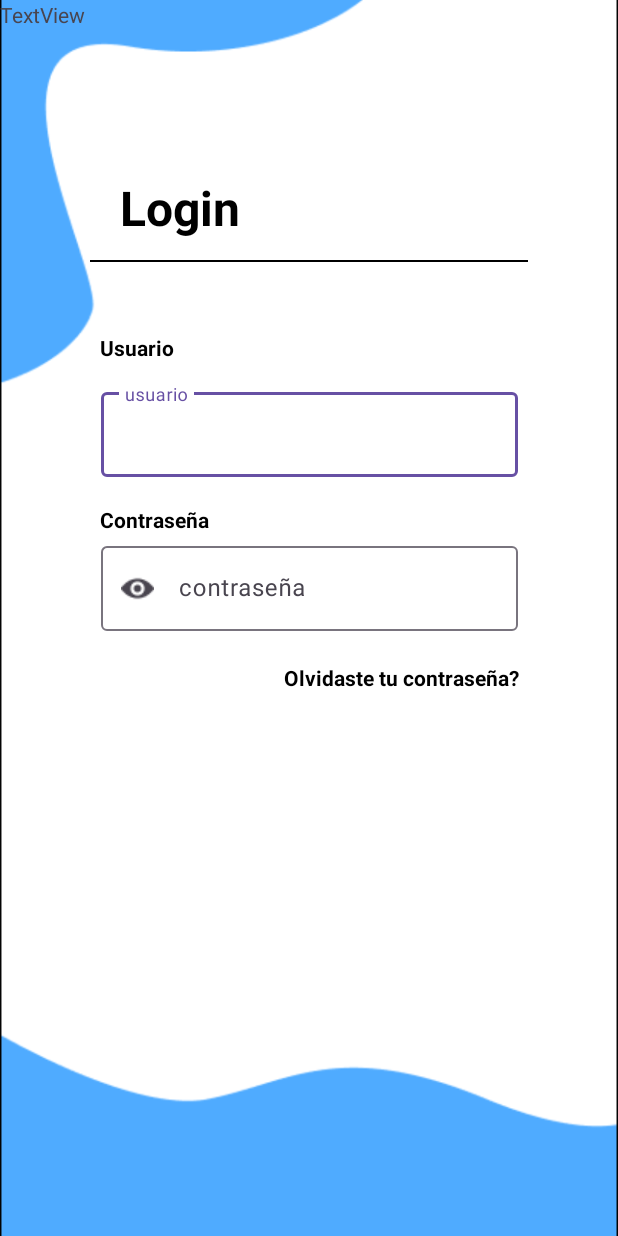
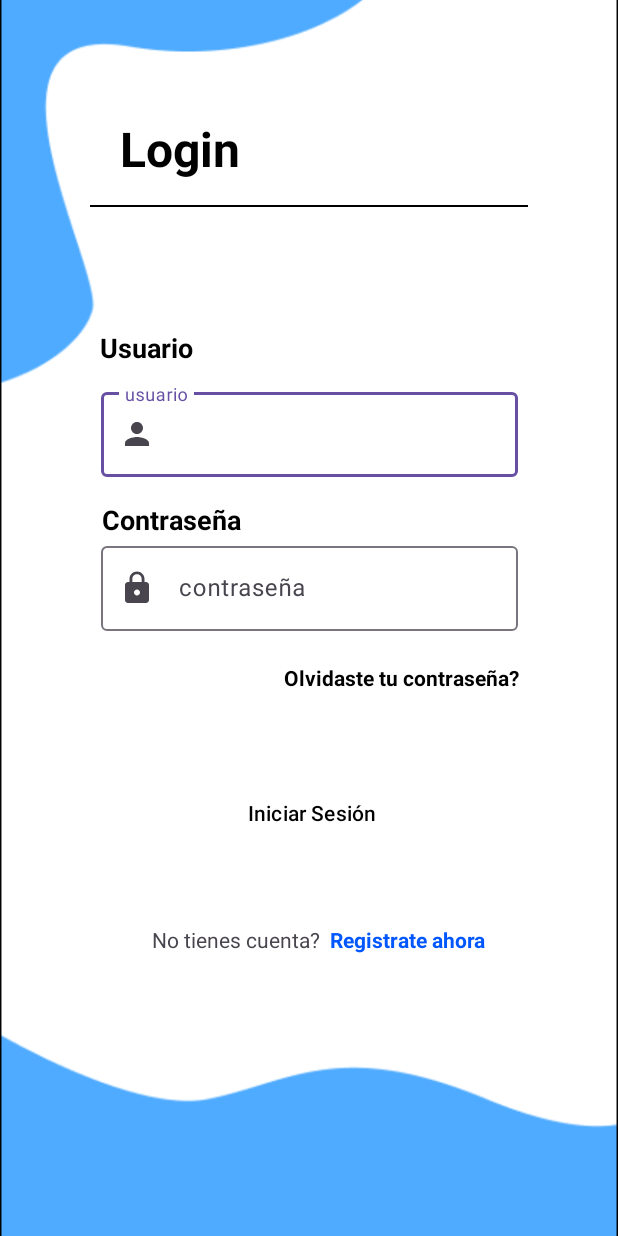
Before and after one commit to carloosbravo/tfg-2dam, an Android app: the LoginAlumno screen opened directly, with no data from a screen before it, on a phone screen of 412 x 824 dp. Run offline under Robolectric (Android 15) with nearby library versions, the phone set to English and light mode, and no system bars.

Commit message:
login terminado(diseño faltan links y logica)

```diff
--- a/androidStudio/cooper_up/app/src/main/AndroidManifest.xml
+++ b/androidStudio/cooper_up/app/src/main/AndroidManifest.xml
@@ -13,6 +13,9 @@
         android:theme="@style/Theme.Cooper_up"
         tools:targetApi="31">
         <activity
+            android:name=".SignUp"
+            android:exported="false" />
+        <activity
             android:name=".LoginAlumno"
             android:exported="false" />
         <activity
--- /dev/null
+++ b/androidStudio/cooper_up/app/src/main/res/drawable/ic_candado.xml
@@ -0,0 +1,5 @@
+<vector android:height="24dp" android:tint="#48444F"
+    android:viewportHeight="24" android:viewportWidth="24"
+    android:width="24dp" xmlns:android="http://schemas.android.com/apk/res/android">
+    <path android:fillColor="@android:color/white" android:pathData="M18,8h-1L17,6c0,-2.76 -2.24,-5 -5,-5S7,3.24 7,6v2L6,8c-1.1,0 -2,0.9 -2,2v10c0,1.1 0.9,2 2,2h12c1.1,0 2,-0.9 2,-2L20,10c0,-1.1 -0.9,-2 -2,-2zM12,17c-1.1,0 -2,-0.9 -2,-2s0.9,-2 2,-2 2,0.9 2,2 -0.9,2 -2,2zM15.1,8L8.9,8L8.9,6c0,-1.71 1.39,-3.1 3.1,-3.1 1.71,0 3.1,1.39 3.1,3.1v2z"/>
+</vector>
--- /dev/null
+++ b/androidStudio/cooper_up/app/src/main/res/drawable/ic_user.xml
@@ -0,0 +1,5 @@
+<vector android:height="24dp" android:tint="#48444F"
+    android:viewportHeight="24" android:viewportWidth="24"
+    android:width="24dp" xmlns:android="http://schemas.android.com/apk/res/android">
+    <path android:fillColor="@android:color/white" android:pathData="M12,12c2.21,0 4,-1.79 4,-4s-1.79,-4 -4,-4 -4,1.79 -4,4 1.79,4 4,4zM12,14c-2.67,0 -8,1.34 -8,4v2h16v-2c0,-2.66 -5.33,-4 -8,-4z"/>
+</vector>
--- a/androidStudio/cooper_up/app/src/main/res/layout/activity_login_alumno.xml
+++ b/androidStudio/cooper_up/app/src/main/res/layout/activity_login_alumno.xml
@@ -23,14 +23,14 @@
         android:layout_width="wrap_content"
         android:layout_height="wrap_content"
         android:orientation="horizontal"
-        app:layout_constraintGuide_percent="0.12" />
+        app:layout_constraintGuide_percent="0.08" />
 
     <androidx.constraintlayout.widget.Guideline
         android:id="@+id/guideline3"
         android:layout_width="wrap_content"
         android:layout_height="wrap_content"
         android:orientation="horizontal"
-        app:layout_constraintGuide_percent="0.22" />
+        app:layout_constraintGuide_percent="0.2" />
 
     <androidx.constraintlayout.widget.Guideline
         android:id="@+id/guideline4"
@@ -54,7 +54,7 @@
         app:layout_constraintHorizontal_bias="0.634"
         app:layout_constraintStart_toStartOf="parent"
         app:layout_constraintTop_toTopOf="@+id/guideline2"
-        app:layout_constraintVertical_bias="0.466" />
+        app:layout_constraintVertical_bias="0.204" />
 
     <View
         android:id="@+id/lineSeparator"
@@ -68,7 +68,7 @@
         app:layout_constraintHorizontal_bias="0.0"
         app:layout_constraintStart_toStartOf="parent"
         app:layout_constraintTop_toBottomOf="@+id/loginTV"
-        app:layout_constraintVertical_bias="0.666" />
+        app:layout_constraintVertical_bias="0.382" />
 
     <androidx.constraintlayout.widget.Guideline
         android:id="@+id/guideline5"
@@ -84,7 +84,8 @@
         app:layout_constraintBottom_toTopOf="@+id/guideline8"
         app:layout_constraintEnd_toEndOf="parent"
         app:layout_constraintStart_toStartOf="parent"
-        app:layout_constraintTop_toTopOf="@+id/guideline6">
+        app:layout_constraintTop_toTopOf="@+id/guideline6"
+        app:startIconDrawable="@drawable/ic_user">
 
         <com.google.android.material.textfield.TextInputEditText
             android:layout_width="match_parent"
@@ -102,7 +103,7 @@
         app:layout_constraintHorizontal_bias="0.503"
         app:layout_constraintStart_toStartOf="parent"
         app:layout_constraintTop_toBottomOf="@id/usernameTextInput"
-        app:startIconDrawable="@drawable/ic_eye"
+        app:startIconDrawable="@drawable/ic_candado"
         >
 
         <com.google.android.material.textfield.TextInputEditText
@@ -134,23 +135,26 @@
         android:layout_height="wrap_content"
         android:text="Contraseña"
         android:textColor="@color/black"
+        android:textSize="18dp"
         android:textStyle="bold"
         app:layout_constraintBottom_toTopOf="@+id/textInputLayout"
         app:layout_constraintEnd_toStartOf="@+id/guideline5"
-        app:layout_constraintStart_toStartOf="parent"
+        app:layout_constraintHorizontal_bias="0.08"
+        app:layout_constraintStart_toStartOf="@+id/guideline11"
         app:layout_constraintTop_toTopOf="@+id/guideline8"
-        app:layout_constraintVertical_bias="0.562" />
+        app:layout_constraintVertical_bias="0.59" />
 
     <TextView
         android:id="@+id/usuarioTV"
         android:layout_width="wrap_content"
         android:layout_height="wrap_content"
         android:text="Usuario"
+        android:textColor="@color/black"
+        android:textSize="18dp"
         android:textStyle="bold"
-        android:textColor="@color/black"
         app:layout_constraintBottom_toTopOf="@+id/usernameTextInput"
         app:layout_constraintEnd_toStartOf="@+id/guideline5"
-        app:layout_constraintHorizontal_bias="0.424"
+        app:layout_constraintHorizontal_bias="0.465"
         app:layout_constraintStart_toStartOf="parent"
         app:layout_constraintTop_toTopOf="@+id/guideline7" />
 
@@ -204,12 +208,16 @@
         app:layout_constraintGuide_begin="520dp" />
 
     <TextView
-        android:id="@+id/textView3"
+        android:id="@+id/NotienesCuentaTV"
         android:layout_width="wrap_content"
         android:layout_height="wrap_content"
-        android:text="TextView"
-        tools:layout_editor_absoluteX="176dp"
-        tools:layout_editor_absoluteY="585dp" />
+        android:text="No tienes cuenta?"
+        app:layout_constraintBottom_toTopOf="@+id/guideline4"
+        app:layout_constraintEnd_toStartOf="@+id/guideline10"
+        app:layout_constraintHorizontal_bias="0.213"
+        app:layout_constraintStart_toStartOf="@+id/guideline11"
+        app:layout_constraintTop_toTopOf="@+id/guideline13"
+        app:layout_constraintVertical_bias="0.483" />
 
     <androidx.constraintlayout.widget.Guideline
         android:id="@+id/guideline13"
@@ -218,5 +226,34 @@
         android:orientation="horizontal"
         app:layout_constraintGuide_begin="564dp" />
 
+    <TextView
+        android:id="@+id/registrateTVLogin"
+        android:layout_width="wrap_content"
+        android:layout_height="wrap_content"
+        android:text="Registrate ahora"
+        android:textStyle="bold"
+        android:textColor="@color/azulElectrico"
+        app:layout_constraintBottom_toTopOf="@+id/guideline4"
+        app:layout_constraintEnd_toEndOf="parent"
+        app:layout_constraintHorizontal_bias="0.073"
+        app:layout_constraintStart_toEndOf="@+id/NotienesCuentaTV"
+        app:layout_constraintTop_toTopOf="@+id/guideline13"
+        app:layout_constraintVertical_bias="0.483" />
+
+    <Button
+        android:id="@+id/loginbtn"
+        android:layout_width="wrap_content"
+        android:layout_height="wrap_content"
+        android:backgroundTint="@color/white"
+
+        android:text="Iniciar Sesión"
+        android:textColor="@color/black"
+        android:textColorHighlight="#FFFFFF"
+        android:textColorLink="#FFFFFF"
+        app:layout_constraintBottom_toTopOf="@+id/guideline13"
+        app:layout_constraintEnd_toStartOf="@+id/guideline10"
+        app:layout_constraintStart_toStartOf="@+id/guideline11"
+        app:layout_constraintTop_toTopOf="@+id/guideline12" />
+
 
 </androidx.constraintlayout.widget.ConstraintLayout>
--- a/androidStudio/cooper_up/app/src/main/res/values/colors.xml
+++ b/androidStudio/cooper_up/app/src/main/res/values/colors.xml
@@ -2,4 +2,6 @@
 <resources>
     <color name="black">#FF000000</color>
     <color name="white">#FFFFFFFF</color>
+    <color name="azulFondoCLaro">#4FABFF</color>
+    <color name="azulElectrico">#0057FF</color>
 </resources>
```
Also changed, not shown: androidStudio/cooper_up/app/src/main/java/com/example/cooper_up/SignUp.java (added, +14 -0 lines), androidStudio/cooper_up/app/src/main/res/drawable/button_background.xml (added, +9 -0 lines), androidStudio/cooper_up/app/src/main/res/layout/activity_sign_up.xml (added, +86 -0 lines).
